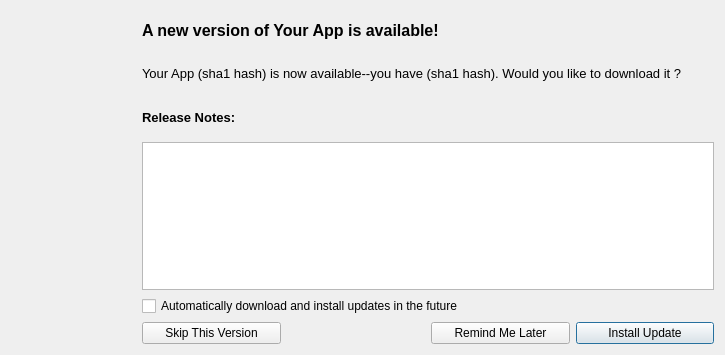
This is Widgets/SoftwareUpdateDialog.ui in probonopd/QtUpdateBridges as Qt 5 draws it before an edit. The edited form follows.
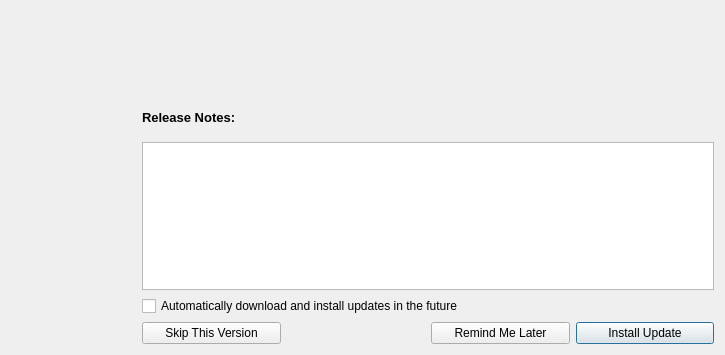
This is the edited form.

Patch:
```diff
--- a/Widgets/SoftwareUpdateDialog.ui
+++ b/Widgets/SoftwareUpdateDialog.ui
@@ -50,7 +50,7 @@
         </font>
        </property>
        <property name="text">
-        <string>A new version of Your App is available!</string>
+        <string/>
        </property>
       </widget>
      </item>
@@ -89,7 +89,7 @@
         </font>
        </property>
        <property name="text">
-        <string>Your App (sha1 hash) is now available--you have (sha1 hash). Would you like to download it ?</string>
+        <string/>
        </property>
        <property name="alignment">
         <set>Qt::AlignLeading|Qt::AlignLeft|Qt::AlignVCenter</set>
```
